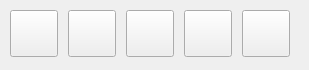
First picture: the form in ui/control_panel.ui, repository alchem0x2A/SGI, before the edit.
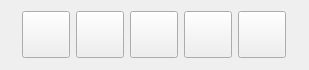
Second picture: the form after the edit. Icons and pictures are not drawn.

Commit message: Remove the previous button as unnecessay

What changed in the file:
```diff
--- a/ui/control_panel.ui
+++ b/ui/control_panel.ui
@@ -11,7 +11,7 @@
    </rect>
   </property>
   <property name="sizePolicy">
-   <sizepolicy hsizetype="Fixed" vsizetype="Fixed">
+   <sizepolicy hsizetype="Preferred" vsizetype="Preferred">
     <horstretch>0</horstretch>
     <verstretch>0</verstretch>
    </sizepolicy>
@@ -31,35 +31,22 @@
   <property name="windowTitle">
    <string>Control Panel</string>
   </property>
-  <widget class="QWidget" name="horizontalLayoutWidget">
-   <property name="geometry">
-    <rect>
-     <x>0</x>
-     <y>0</y>
-     <width>310</width>
-     <height>70</height>
-    </rect>
-   </property>
    <layout class="QHBoxLayout" name="horizontalLayout">
-    <property name="spacing">
-     <number>10</number>
-    </property>
-    <property name="sizeConstraint">
-     <enum>QLayout::SetMaximumSize</enum>
-    </property>
     <property name="leftMargin">
-     <number>10</number>
+    <number>0</number>
     </property>
     <property name="topMargin">
-     <number>10</number>
+    <number>0</number>
     </property>
     <property name="rightMargin">
-     <number>10</number>
+    <number>0</number>
     </property>
     <property name="bottomMargin">
-     <number>10</number>
+    <number>0</number>
     </property>
     <item>
+    <layout class="QGridLayout" name="gridLayout">
+     <item row="0" column="0">
      <widget class="QToolButton" name="button_open_result">
       <property name="enabled">
        <bool>true</bool>
@@ -88,7 +75,7 @@
       </property>
      </widget>
     </item>
-    <item>
+     <item row="0" column="1">
      <widget class="QToolButton" name="button_measurement">
       <property name="enabled">
        <bool>true</bool>
@@ -117,7 +104,7 @@
       </property>
      </widget>
     </item>
-    <item>
+     <item row="0" column="2">
      <widget class="QToolButton" name="button_side_cam">
       <property name="toolTip">
        <string>Side Camera</string>
@@ -140,7 +127,7 @@
       </property>
      </widget>
     </item>
-    <item>
+     <item row="0" column="3">
      <widget class="QToolButton" name="button_top_cam">
       <property name="toolTip">
        <string>Top Camera</string>
@@ -163,7 +150,7 @@
       </property>
      </widget>
     </item>
-    <item>
+     <item row="0" column="4">
      <widget class="QToolButton" name="button_setting">
       <property name="toolTip">
        <string>Settings</string>
@@ -187,7 +174,8 @@
      </widget>
     </item>
    </layout>
-  </widget>
+   </item>
+  </layout>
  </widget>
  <resources/>
  <connections/>
```
Lines whose indentation alone changed are shown as unchanged. The commit also changes 2 other files.
